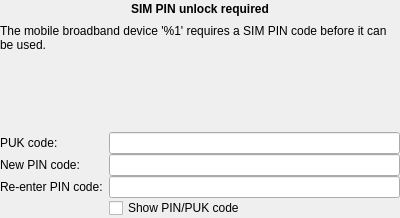
Before: the Qt Designer form kded/pinwidget.ui in KDE/plasma-nm, drawn with Qt 5.
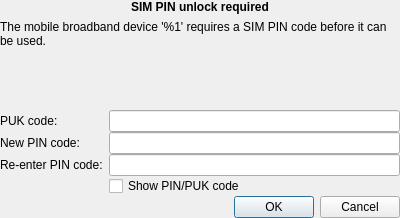
After: the same form once the commit is applied. Custom widgets are drawn as their Qt base class.

What changed in the file:
```diff
--- a/kded/pinwidget.ui
+++ b/kded/pinwidget.ui
@@ -179,6 +179,13 @@
        </property>
       </widget>
      </item>
+     <item row="4" column="1">
+      <widget class="QDialogButtonBox" name="buttonBox">
+       <property name="standardButtons">
+        <set>QDialogButtonBox::Cancel|QDialogButtonBox::Ok</set>
+       </property>
+      </widget>
+     </item>
     </layout>
    </item>
   </layout>
```
Left out of the diff: 6 changed lines with no effect on the pictures.
